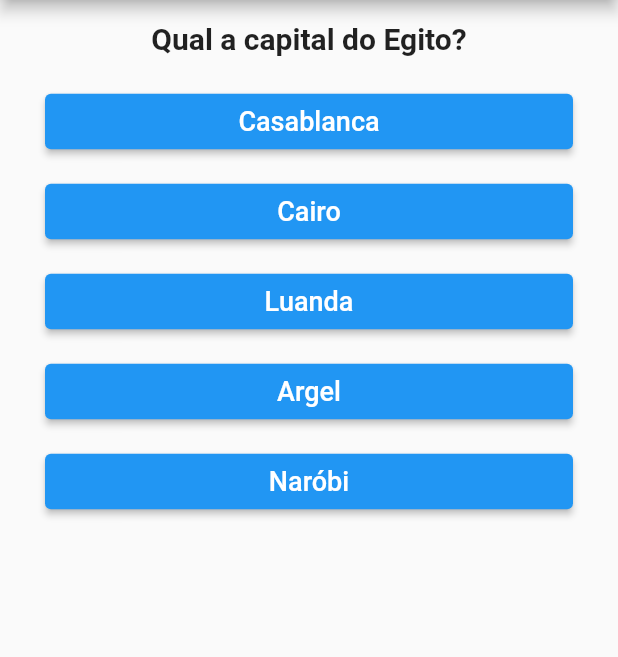
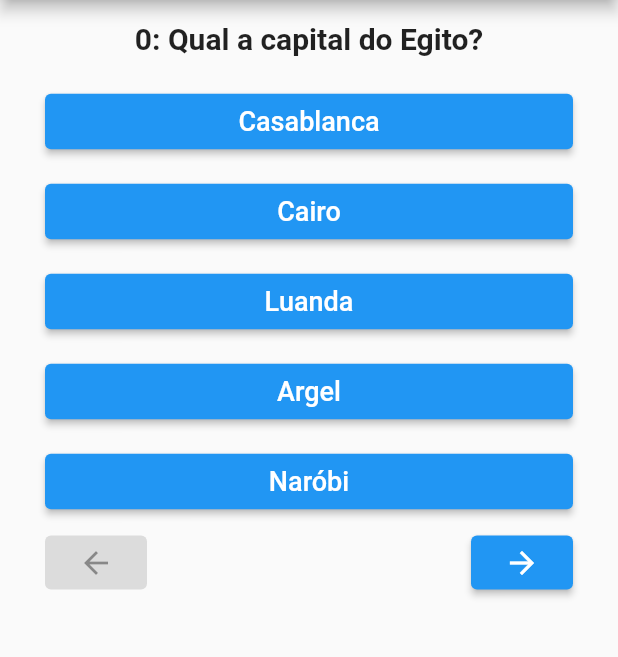
Before and after one commit to uespi-phb/prog4-20232, a Flutter app: the screen it shows after launch, on a phone screen of 412 x 824 dp, the part 84-741 px from its top. Run offline on Flutter 3.47's test engine with Material 2 defaults, Android fonts, the light colour scheme and no system bars.

Commit message:
Aula 2024-04-11

```diff
--- a/quizz/lib/pages/main_page.dart
+++ b/quizz/lib/pages/main_page.dart
@@ -3,8 +3,7 @@ import 'package:quizz/widgets/result_widget.dart';
 
 import '../models/database.dart';
 import '../models/option.dart';
-import '../models/question.dart';
-import '../widgets/answer_button.dart';
+import '../widgets/question_widget.dart';
 
 class MainPage extends StatefulWidget {
   const MainPage({super.key});
@@ -14,12 +13,13 @@ class MainPage extends StatefulWidget {
 }
 
 class _MainPageState extends State<MainPage> {
-  int _questionIndex = 0;
+  final int _questionIndex = 0;
 
   void _onOptionSelected(Option option) {
     setState(() {
-      _questionIndex++;
+      //_questionIndex++;
     });
+    debugPrint('button pressed: ${option.text}');
   }
 
   @override
@@ -30,47 +30,10 @@ class _MainPageState extends State<MainPage> {
       ),
       body: (_questionIndex < Database.questions.length)
           ? QuestionWidget(
-              question: Database.questions[_questionIndex],
-              onSelected: _onOptionSelected,
+              questionIndex: _questionIndex,
+              onOptionSelected: _onOptionSelected,
             )
           : const ResultWidget(),
     );
   }
 }
-
-class QuestionWidget extends StatelessWidget {
-  final Question question;
-  final OnOptionSelected onSelected;
-
-  const QuestionWidget({
-    super.key,
-    required this.question,
-    required this.onSelected,
-  });
-
-  @override
-  Widget build(BuildContext context) {
-    return Column(
-      crossAxisAlignment: CrossAxisAlignment.stretch,
-      children: <Widget>[
-        Padding(
-          padding: const EdgeInsets.all(14.0),
-          child: Text(
-            question.text,
-            textAlign: TextAlign.center,
-            style: const TextStyle(
-              fontSize: 20.0,
-              fontWeight: FontWeight.bold,
-            ),
-          ),
-        ),
-        ...question.options.map(
-          (option) => AnswerButton(
-            option: option,
-            onSelected: onSelected,
-          ),
-        ),
-      ],
-    );
-  }
-}
--- a/quizz/lib/widgets/answer_button.dart
+++ b/quizz/lib/widgets/option_button.dart
@@ -4,24 +4,26 @@ import '../models/option.dart';
 
 typedef OnOptionSelected = void Function(Option option);
 
-class AnswerButton extends StatelessWidget {
+class OptionButton extends StatelessWidget {
   final Option option;
   final OnOptionSelected onSelected;
+  final Color? color;
 
-  const AnswerButton({
+  const OptionButton({
     super.key,
     required this.option,
     required this.onSelected,
+    this.color,
   });
 
   @override
   Widget build(BuildContext context) {
     return Padding(
-      padding: const EdgeInsets.symmetric(
-        vertical: 6.0,
-        horizontal: 30.0,
-      ),
+      padding: const EdgeInsets.symmetric(vertical: 6.0),
       child: ElevatedButton(
+        style: ButtonStyle(
+          backgroundColor: MaterialStateProperty.all(color),
+        ),
         onPressed: () {
           onSelected(option);
         },
--- /dev/null
+++ b/quizz/lib/widgets/options_widget.dart
@@ -0,0 +1,51 @@
+import 'package:flutter/material.dart';
+
+import '../models/option.dart';
+import 'option_button.dart';
+
+class OptionsWidget extends StatefulWidget {
+  final List<Option> options;
+  final OnOptionSelected onOptionSelected;
+  final Color wrightColor;
+  final Color wrongColor;
+
+  const OptionsWidget({
+    super.key,
+    required this.options,
+    required this.onOptionSelected,
+    this.wrightColor = Colors.green,
+    this.wrongColor = Colors.red,
+  });
+
+  @override
+  State<OptionsWidget> createState() => _OptionsWidgetState();
+}
+
+class _OptionsWidgetState extends State<OptionsWidget> {
+  Option? selectedOption;
+
+  void _buttonClicked(Option option) {
+    setState(() {
+      selectedOption = option != selectedOption ? option : null;
+    });
+    widget.onOptionSelected(option);
+  }
+
+  @override
+  Widget build(BuildContext context) {
+    return Column(
+      crossAxisAlignment: CrossAxisAlignment.stretch,
+      children: widget.options
+          .map((option) => OptionButton(
+                color: option == selectedOption
+                    ? option.correct
+                        ? widget.wrightColor
+                        : widget.wrongColor
+                    : null,
+                option: option,
+                onSelected: _buttonClicked,
+              ))
+          .toList(),
+    );
+  }
+}
--- /dev/null
+++ b/quizz/lib/widgets/question_widget.dart
@@ -0,0 +1,64 @@
+import 'package:flutter/material.dart';
+
+import '../models/database.dart';
+import 'option_button.dart';
+import './options_widget.dart';
+
+class QuestionWidget extends StatelessWidget {
+  final int questionIndex;
+  final OnOptionSelected onOptionSelected;
+
+  const QuestionWidget({
+    super.key,
+    required this.questionIndex,
+    required this.onOptionSelected,
+  });
+
+  @override
+  Widget build(BuildContext context) {
+    final question = Database.questions[questionIndex];
+
+    return Padding(
+      padding: const EdgeInsets.symmetric(horizontal: 30.0),
+      child: Column(
+        crossAxisAlignment: CrossAxisAlignment.stretch,
+        children: <Widget>[
+          Padding(
+            padding: const EdgeInsets.all(14.0),
+            child: Text(
+              '$questionIndex: ${question.text}',
+              textAlign: TextAlign.center,
+              style: const TextStyle(
+                fontSize: 20.0,
+                fontWeight: FontWeight.bold,
+              ),
+            ),
+          ),
+          OptionsWidget(
+            options: question.options,
+            onOptionSelected: onOptionSelected,
+          ),
+          Row(
+            mainAxisAlignment: MainAxisAlignment.spaceBetween,
+            children: [
+              ElevatedButton(
+                onPressed: questionIndex > 0 ? () {} : null,
+                child: const Padding(
+                  padding: EdgeInsets.all(6.0),
+                  child: Icon(Icons.arrow_back),
+                ),
+              ),
+              ElevatedButton(
+                onPressed: () {},
+                child: const Padding(
+                  padding: EdgeInsets.all(6.0),
+                  child: Icon(Icons.arrow_forward),
+                ),
+              ),
+            ],
+          ),
+        ],
+      ),
+    );
+  }
+}
```
